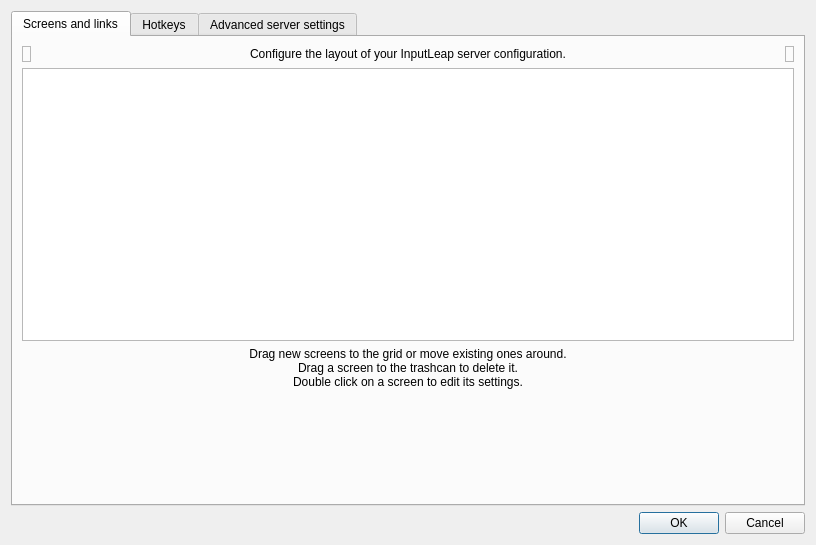
Before: the Qt Designer form src/gui/src/ServerConfigDialog.ui in BigOreo/BlueBridge, drawn with Qt 5.
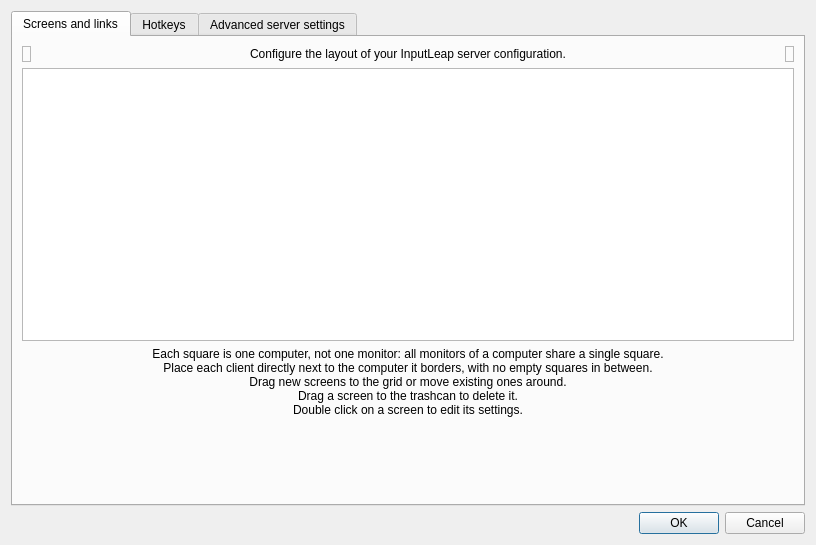
After: the same form once the commit is applied. Icons and pictures are not drawn. Custom widgets are drawn as their Qt base class.

Commit message:
gui: Clarify auto-start checkbox label and server grid instructions
The settings checkbox that starts the server/client automatically when
the GUI opens was labeled "Show Tray Icon upon App Start", which did
not describe what it does.

The server layout grid also did not explain that each square represents
a whole computer (not a monitor) and that clients must be placed
directly adjacent to the computer they border, which is a common source
of confusion for users with multiple monitors.

```diff
--- a/src/gui/src/ServerConfigDialog.ui
+++ b/src/gui/src/ServerConfigDialog.ui
@@ -122,7 +122,9 @@
           </sizepolicy>
          </property>
          <property name="text">
-          <string>Drag new screens to the grid or move existing ones around.
+          <string>Each square is one computer, not one monitor: all monitors of a computer share a single square.
+Place each client directly next to the computer it borders, with no empty squares in between.
+Drag new screens to the grid or move existing ones around.
 Drag a screen to the trashcan to delete it.
 Double click on a screen to edit its settings.</string>
          </property>
```
The commit also changes 2 other files.
